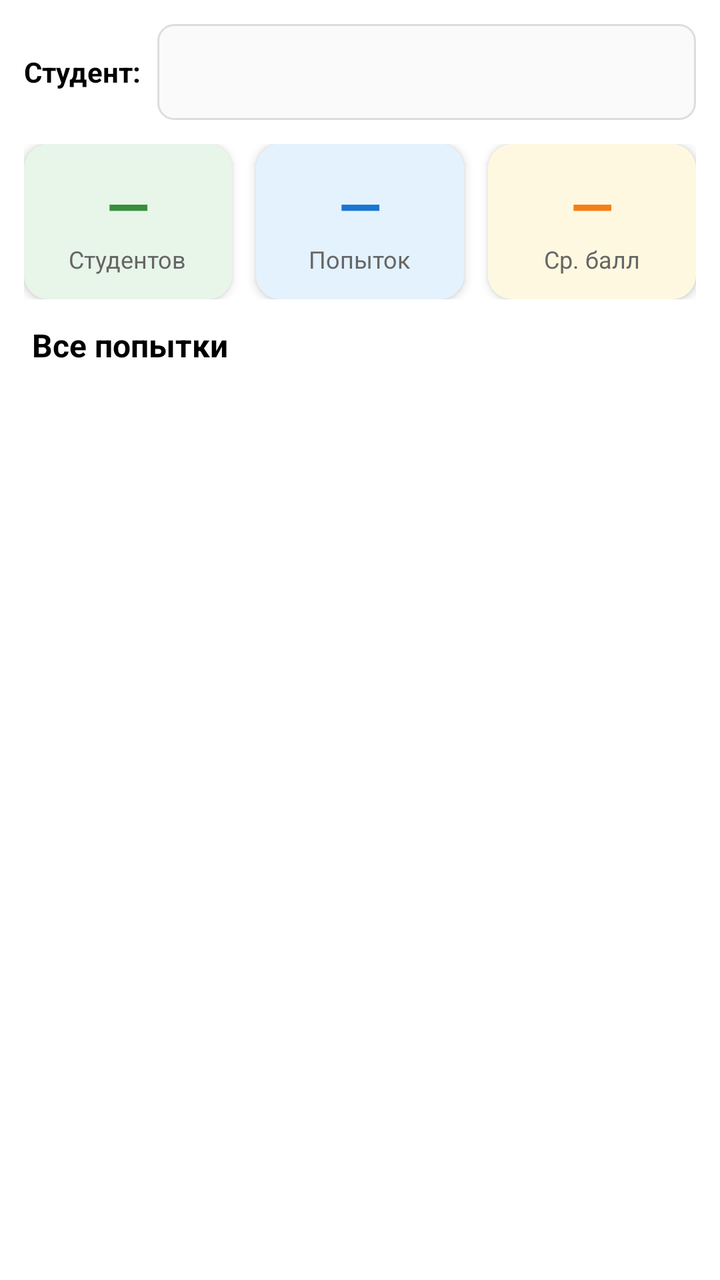
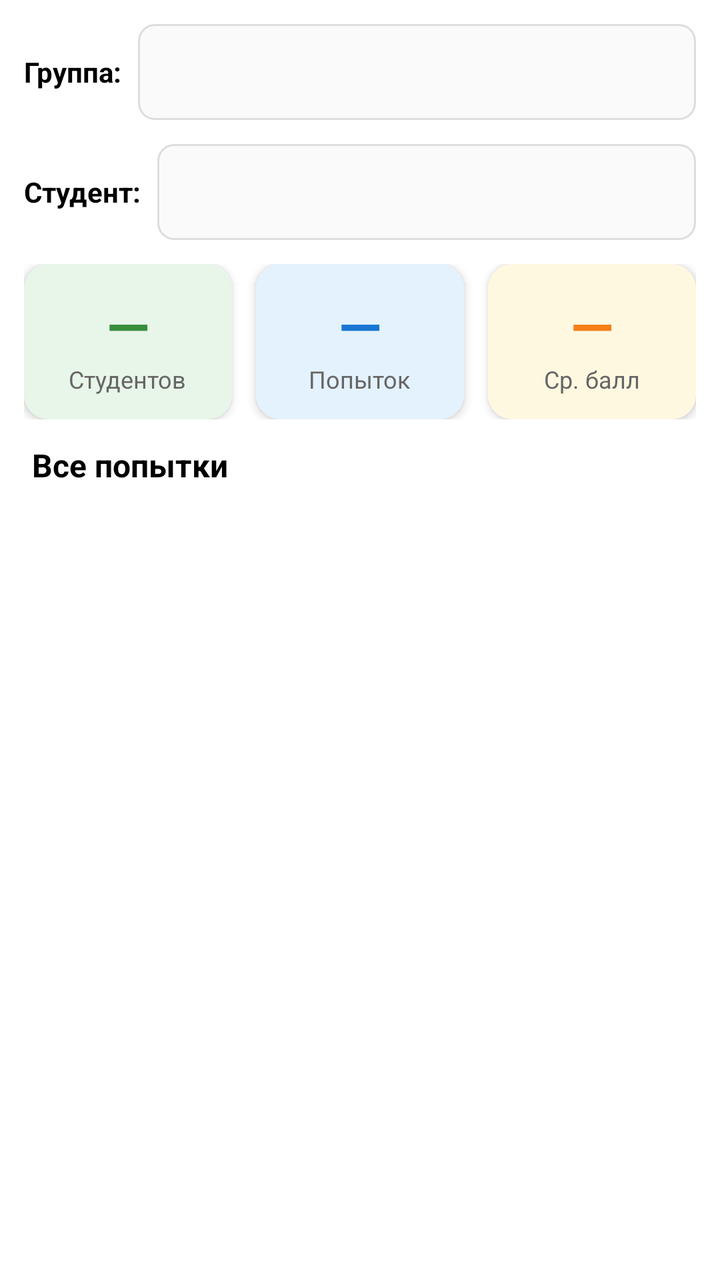

Screens rendered from an Android XML layout before and after an edit, with the pre-edit source and the edit as a unified diff.
<!-- AndroidManifest.xml: application theme Theme.Programmark -->
<!-- res/layout/fragment_stats.xml -->
<?xml version="1.0" encoding="utf-8"?>
<LinearLayout
    xmlns:android="http://schemas.android.com/apk/res/android"
    xmlns:app="http://schemas.android.com/apk/res-auto"
    android:layout_width="match_parent"
    android:layout_height="match_parent"
    android:background="@color/white"
    android:orientation="vertical">

    
    <LinearLayout
        android:layout_width="match_parent"
        android:layout_height="wrap_content"
        android:orientation="horizontal"
        android:padding="12dp"
        android:gravity="center_vertical">

        <TextView
            android:layout_width="wrap_content"
            android:layout_height="wrap_content"
            android:text="Студент:"
            android:textColor="@color/black"
            android:textSize="14sp"
            android:textStyle="bold"
            android:layout_marginEnd="8dp" />

        <Spinner
            android:id="@+id/spinnerStudent"
            android:layout_width="0dp"
            android:layout_height="48dp"
            android:layout_weight="1"
            android:background="@drawable/edit_text_bg"
            android:padding="8dp" />
    </LinearLayout>

    
    <LinearLayout
        android:layout_width="match_parent"
        android:layout_height="wrap_content"
        android:orientation="horizontal"
        android:paddingStart="12dp"
        android:paddingEnd="12dp"
        android:paddingBottom="12dp">

        <androidx.cardview.widget.CardView
            android:layout_width="0dp"
            android:layout_height="wrap_content"
            android:layout_marginEnd="6dp"
            android:layout_weight="1"
            app:cardBackgroundColor="#E8F5E9"
            app:cardCornerRadius="12dp"
            app:cardElevation="3dp">

            <LinearLayout
                android:layout_width="match_parent"
                android:layout_height="wrap_content"
                android:gravity="center"
                android:orientation="vertical"
                android:padding="12dp">

                <TextView
                    android:id="@+id/tvStudentsCount"
                    android:layout_width="wrap_content"
                    android:layout_height="wrap_content"
                    android:text="—"
                    android:textColor="@color/success_green"
                    android:textSize="28sp"
                    android:textStyle="bold" />

                <TextView
                    android:layout_width="wrap_content"
                    android:layout_height="wrap_content"
                    android:text="Студентов"
                    android:textColor="@color/gray_text"
                    android:textSize="12sp" />
            </LinearLayout>
        </androidx.cardview.widget.CardView>

        <androidx.cardview.widget.CardView
            android:layout_width="0dp"
            android:layout_height="wrap_content"
            android:layout_marginStart="6dp"
            android:layout_marginEnd="6dp"
            android:layout_weight="1"
            app:cardBackgroundColor="#E3F2FD"
            app:cardCornerRadius="12dp"
            app:cardElevation="3dp">

            <LinearLayout
                android:layout_width="match_parent"
                android:layout_height="wrap_content"
                android:gravity="center"
                android:orientation="vertical"
                android:padding="12dp">

                <TextView
                    android:id="@+id/tvAttemptsCount"
                    android:layout_width="wrap_content"
                    android:layout_height="wrap_content"
                    android:text="—"
                    android:textColor="#1976D2"
                    android:textSize="28sp"
                    android:textStyle="bold" />

                <TextView
                    android:layout_width="wrap_content"
                    android:layout_height="wrap_content"
                    android:text="Попыток"
                    android:textColor="@color/gray_text"
                    android:textSize="12sp" />
            </LinearLayout>
        </androidx.cardview.widget.CardView>

        <androidx.cardview.widget.CardView
            android:layout_width="0dp"
            android:layout_height="wrap_content"
            android:layout_marginStart="6dp"
            android:layout_weight="1"
            app:cardBackgroundColor="#FFF8E1"
            app:cardCornerRadius="12dp"
            app:cardElevation="3dp">

            <LinearLayout
                android:layout_width="match_parent"
                android:layout_height="wrap_content"
                android:gravity="center"
                android:orientation="vertical"
                android:padding="12dp">

                <TextView
                    android:id="@+id/tvAvgGrade"
                    android:layout_width="wrap_content"
                    android:layout_height="wrap_content"
                    android:text="—"
                    android:textColor="#F57F17"
                    android:textSize="28sp"
                    android:textStyle="bold" />

                <TextView
                    android:layout_width="wrap_content"
                    android:layout_height="wrap_content"
                    android:text="Ср. балл"
                    android:textColor="@color/gray_text"
                    android:textSize="12sp" />
            </LinearLayout>
        </androidx.cardview.widget.CardView>
    </LinearLayout>

    <TextView
        android:layout_width="match_parent"
        android:layout_height="wrap_content"
        android:paddingStart="16dp"
        android:paddingEnd="16dp"
        android:paddingBottom="6dp"
        android:text="Все попытки"
        android:textColor="@color/black"
        android:textSize="16sp"
        android:textStyle="bold" />

    <FrameLayout
        android:layout_width="match_parent"
        android:layout_height="0dp"
        android:layout_weight="1">

        <androidx.recyclerview.widget.RecyclerView
            android:id="@+id/recyclerView"
            android:layout_width="match_parent"
            android:layout_height="match_parent"
            android:clipToPadding="false"
            android:paddingBottom="8dp" />

        <ProgressBar
            android:id="@+id/progressBar"
            android:layout_width="wrap_content"
            android:layout_height="wrap_content"
            android:layout_gravity="center"
            android:visibility="gone" />

        <TextView
            android:id="@+id/tvEmpty"
            android:layout_width="wrap_content"
            android:layout_height="wrap_content"
            android:layout_gravity="center"
            android:text="Нет данных"
            android:textColor="#999999"
            android:visibility="gone" />
    </FrameLayout>
</LinearLayout>
<!-- resources referenced by this layout -->
<resources>
  <color name="black">#000000</color>
  <color name="gray_text">#666666</color>
  <color name="success_green">#388E3C</color>
  <color name="white">#FFFFFF</color>
  <!-- drawable edit_text_bg (drawable) -->
  <?xml version="1.0" encoding="utf-8"?>
  <shape xmlns:android="http://schemas.android.com/apk/res/android"
      android:shape="rectangle">
      <corners android:radius="8dp" />
      <stroke android:width="1dp" android:color="#DDDDDD" />
      <solid android:color="#FAFAFA" />
  </shape>
  <style name="Theme.Programmark" parent="Theme.MaterialComponents.Light.NoActionBar">
          <item name="colorPrimary">@color/colorPrimary</item>
          <item name="colorPrimaryVariant">@color/colorPrimaryDark</item>
          <item name="colorOnPrimary">@color/black</item>
          <item name="colorSecondary">@color/colorPrimary</item>
          <item name="colorOnSecondary">@color/black</item>
          <item name="android:windowBackground">@color/white</item>
      </style>
  <color name="colorPrimary">#B1E792</color>
  <color name="colorPrimaryDark">#8BC34A</color>
</resources>

<!-- the commit's change to res/layout/fragment_stats.xml (unified diff, before → after) -->
@@ -12,6 +12,34 @@
         android:layout_width="match_parent"
         android:layout_height="wrap_content"
         android:orientation="horizontal"
+        android:paddingStart="12dp"
+        android:paddingEnd="12dp"
+        android:paddingTop="12dp"
+        android:gravity="center_vertical">
+
+        <TextView
+            android:layout_width="wrap_content"
+            android:layout_height="wrap_content"
+            android:text="Группа:"
+            android:textColor="@color/black"
+            android:textSize="14sp"
+            android:textStyle="bold"
+            android:layout_marginEnd="8dp" />
+
+        <Spinner
+            android:id="@+id/spinnerGroup"
+            android:layout_width="0dp"
+            android:layout_height="48dp"
+            android:layout_weight="1"
+            android:background="@drawable/edit_text_bg"
+            android:padding="8dp" />
+    </LinearLayout>
+
+    
+    <LinearLayout
+        android:layout_width="match_parent"
+        android:layout_height="wrap_content"
+        android:orientation="horizontal"
         android:padding="12dp"
         android:gravity="center_vertical">
 
<!-- resource entries referenced after the edit -->
@@ -19,6 +19,10 @@
           <item name="colorSecondary">@color/colorPrimary</item>
           <item name="colorOnSecondary">@color/black</item>
           <item name="android:windowBackground">@color/white</item>
+  
+          <item name="android:statusBarColor">@color/colorPrimary</item>
+          
+          <item name="android:windowLightStatusBar">true</item>
       </style>
   <color name="colorPrimary">#B1E792</color>
   <color name="colorPrimaryDark">#8BC34A</color>
